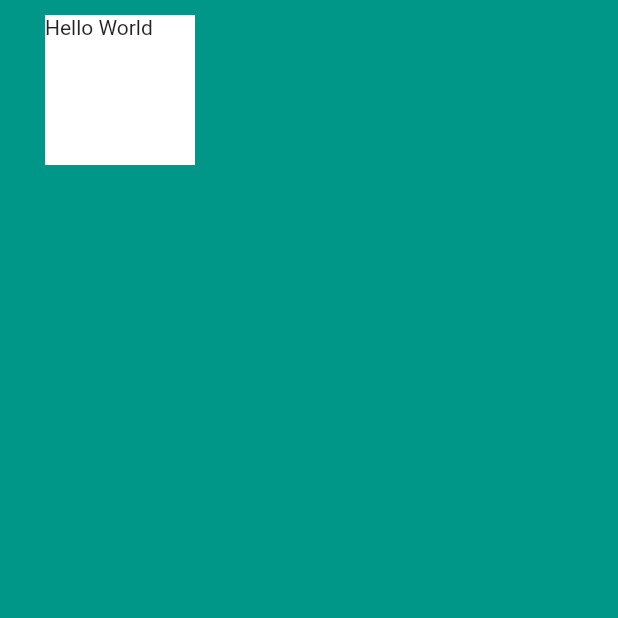
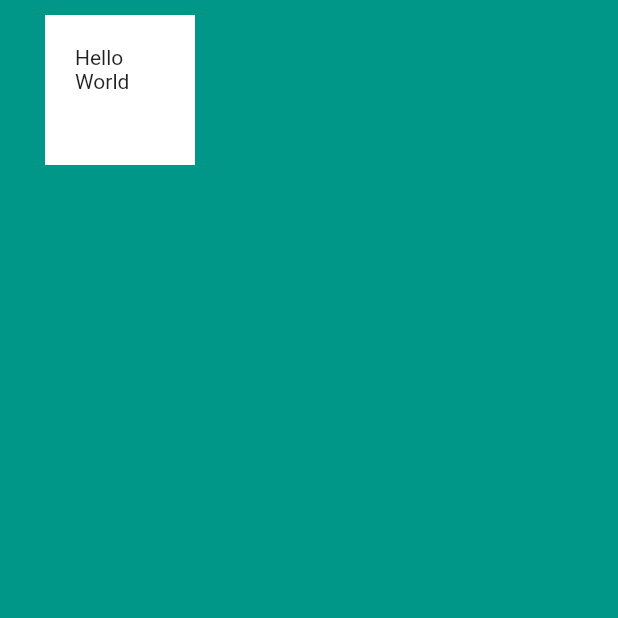
Before and after one commit to Helena-F-O/cartao_visita, a Flutter app: the screen it shows after launch, on a phone screen of 412 x 824 dp, the top half of it. Run offline on Flutter 3.47's test engine with Material 2 defaults, Android fonts, the phone set to English and light mode, and no system bars.

Commit message:
Aula 4 - Commit - 24-08-2022

```diff
--- a/lib/main.dart
+++ b/lib/main.dart
@@ -23,7 +23,8 @@ class BusinessCard extends StatelessWidget {
               //  vertical: 10.0,                   //setar igual de 2 lados
               //  horizontal: 50.0,
               //),
-              margin: EdgeInsets.fromLTRB(30, 10, 20, 50) //uma por uma
+              margin: EdgeInsets.fromLTRB(30, 10, 20, 50), //uma por uma
+              padding: EdgeInsets.all(20.0),
             ),
           ),
         )
```
